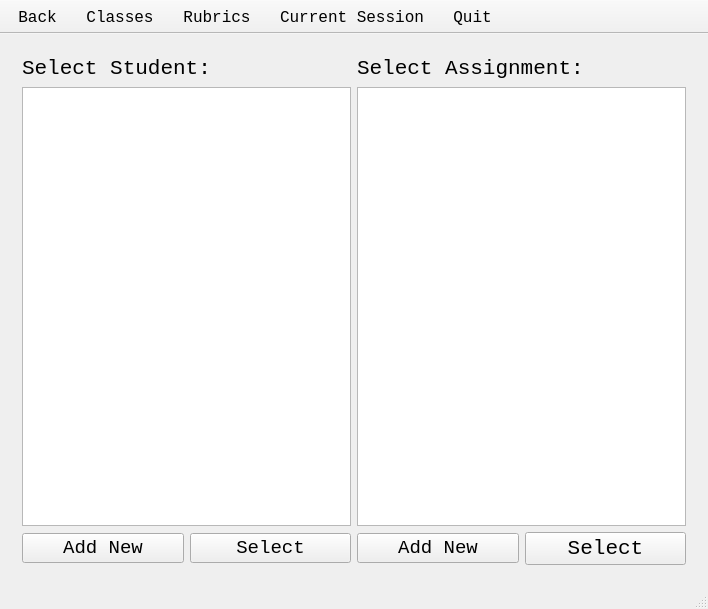
Old version of the form GAUI/basescreen.ui in the repository ezfe/grading-assistant-cs205.
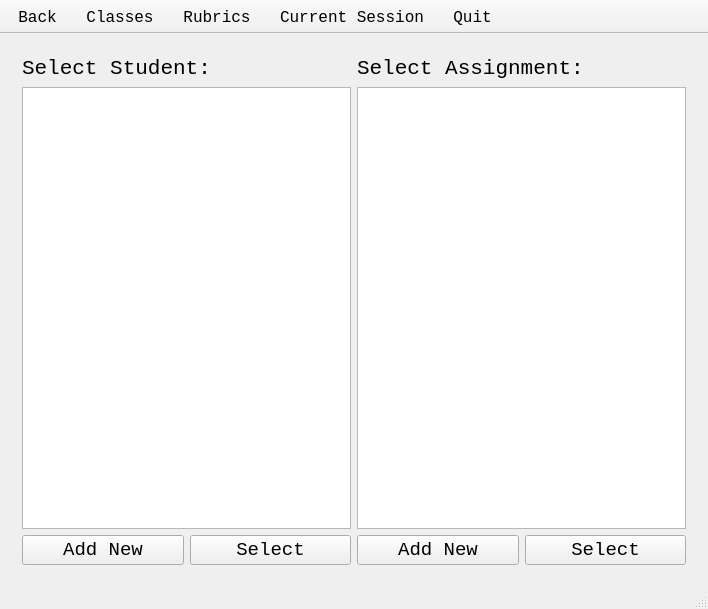
New version of the form. The open tabs and pages were chosen to show the change.

Commit message: Added comments, fixed weirdly sized button, and switched page order

```diff
--- a/GAUI/basescreen.ui
+++ b/GAUI/basescreen.ui
@@ -395,7 +395,7 @@
             <property name="font">
              <font>
               <family>Monospace</family>
-              <pointsize>16</pointsize>
+              <pointsize>14</pointsize>
              </font>
             </property>
             <property name="text">
```
Left out of the diff: 5 changed lines with no effect on the pictures. The commit also changes 1 other file.
